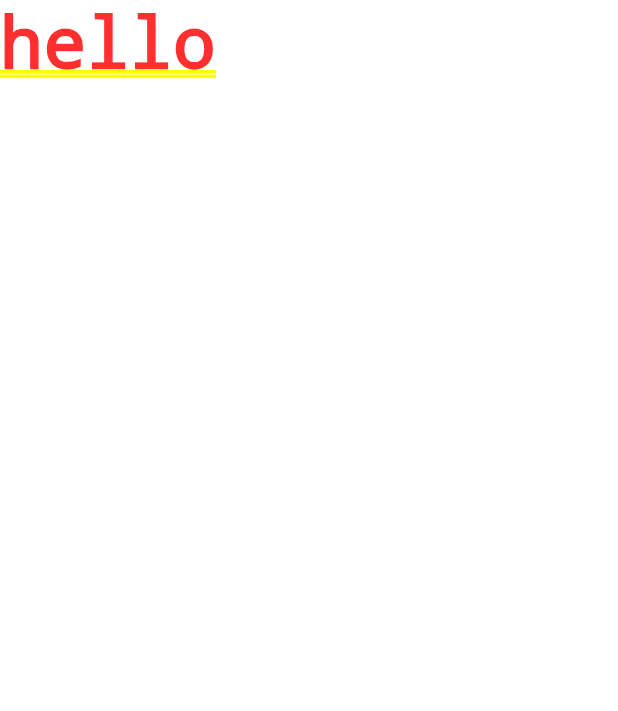
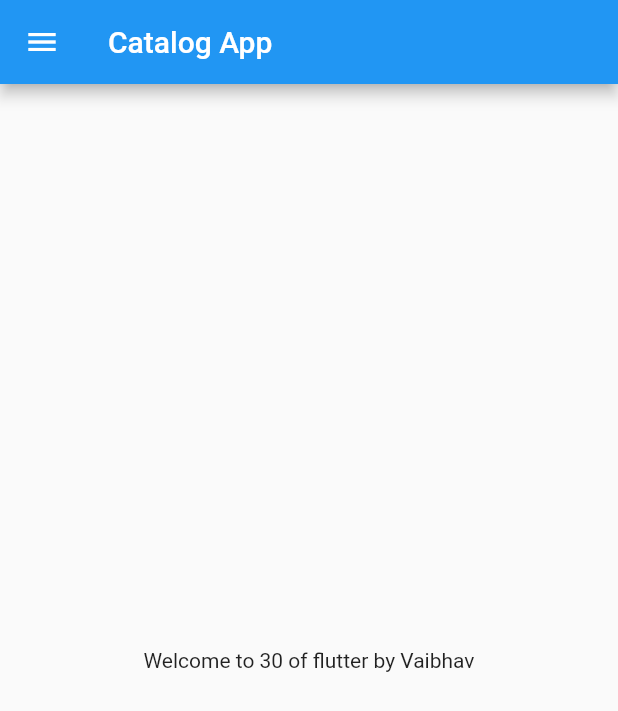
Before and after one commit to vabby-123/Flutter_AgriSaathi, a Flutter app: the screen it shows after launch, on a phone screen of 412 x 824 dp. Shown: the top 711 px of the screen. Run offline on Flutter 3.47's test engine with Material 2 defaults, Android fonts, the phone set to English and light mode, and no system bars.

Commit message:
Second commit

```diff
--- /dev/null
+++ b/lib/home_page.dart
@@ -0,0 +1,21 @@
+import 'package:flutter/material.dart';
+
+class HomePage extends StatelessWidget {
+  final int days = 30;
+  final String name = "Vaibhav";
+
+  @override
+  Widget build(BuildContext context) {
+    return Scaffold(
+      appBar: AppBar(
+        title: Text("Catalog App"),
+      ),
+      body: Center(
+        child: Container(
+          child: Text("Welcome to $days of flutter by $name"),
+        ),
+      ),
+      drawer: Drawer(),
+    );
+  }
+}
--- a/lib/main.dart
+++ b/lib/main.dart
@@ -1,4 +1,5 @@
 import 'package:flutter/material.dart';
+import 'package:flutter_catalog/home_page.dart';
 
 void main() {
   runApp(MyApp());
@@ -10,7 +11,7 @@ class MyApp extends StatelessWidget {
   @override
   Widget build(BuildContext context) {
     return MaterialApp(
-      home: Text("hello"),
+      home: HomePage(),
     );
   }
 }
```
